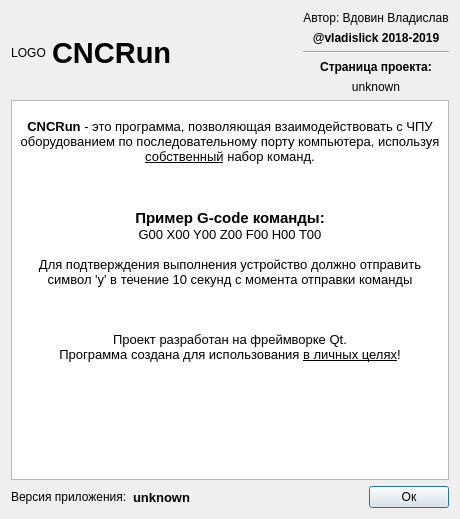
The window that ui/aboutapp.ui (vladislick/CNCRun) describes before a commit, drawn with Qt 5.
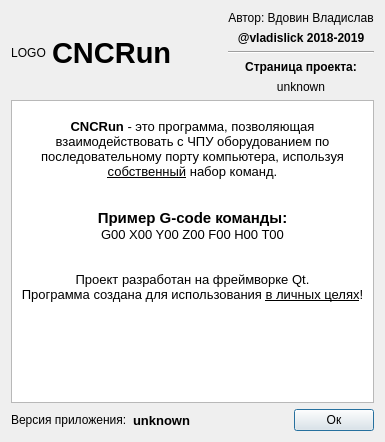
The same window after the commit.

Patch:
```diff
--- a/ui/aboutapp.ui
+++ b/ui/aboutapp.ui
@@ -6,8 +6,8 @@
    <rect>
     <x>0</x>
     <y>0</y>
-    <width>460</width>
-    <height>519</height>
+    <width>385</width>
+    <height>442</height>
    </rect>
   </property>
   <property name="windowTitle">
@@ -147,13 +147,9 @@
 &lt;p align=&quot;center&quot; style=&quot; margin-top:0px; margin-bottom:0px; margin-left:0px; margin-right:0px; -qt-block-indent:0; text-indent:0px;&quot;&gt;&lt;span style=&quot; font-size:10pt; font-weight:600;&quot;&gt;CNCRun&lt;/span&gt;&lt;span style=&quot; font-size:10pt;&quot;&gt; - это программа, позволяющая взаимодействовать с ЧПУ оборудованием по последовательному порту компьютера, используя &lt;/span&gt;&lt;span style=&quot; font-size:10pt; text-decoration: underline;&quot;&gt;собственный&lt;/span&gt;&lt;span style=&quot; font-size:10pt;&quot;&gt; набор команд.&lt;/span&gt;&lt;/p&gt;
 &lt;p align=&quot;center&quot; style=&quot;-qt-paragraph-type:empty; margin-top:0px; margin-bottom:0px; margin-left:0px; margin-right:0px; -qt-block-indent:0; text-indent:0px; font-size:10pt;&quot;&gt;&lt;br /&gt;&lt;/p&gt;
 &lt;p align=&quot;center&quot; style=&quot;-qt-paragraph-type:empty; margin-top:0px; margin-bottom:0px; margin-left:0px; margin-right:0px; -qt-block-indent:0; text-indent:0px; font-size:10pt;&quot;&gt;&lt;br /&gt;&lt;/p&gt;
-&lt;p align=&quot;center&quot; style=&quot;-qt-paragraph-type:empty; margin-top:0px; margin-bottom:0px; margin-left:0px; margin-right:0px; -qt-block-indent:0; text-indent:0px; font-size:10pt;&quot;&gt;&lt;br /&gt;&lt;/p&gt;
 &lt;p align=&quot;center&quot; style=&quot; margin-top:0px; margin-bottom:0px; margin-left:0px; margin-right:0px; -qt-block-indent:0; text-indent:0px;&quot;&gt;&lt;span style=&quot; font-size:11pt; font-weight:600;&quot;&gt;Пример G-code команды:&lt;/span&gt;&lt;/p&gt;
 &lt;p align=&quot;center&quot; style=&quot; margin-top:0px; margin-bottom:0px; margin-left:0px; margin-right:0px; -qt-block-indent:0; text-indent:0px;&quot;&gt;&lt;span style=&quot; font-size:10pt;&quot;&gt;G00 X00 Y00 Z00 F00 H00 T00&lt;/span&gt;&lt;/p&gt;
 &lt;p align=&quot;center&quot; style=&quot;-qt-paragraph-type:empty; margin-top:0px; margin-bottom:0px; margin-left:0px; margin-right:0px; -qt-block-indent:0; text-indent:0px; font-size:10pt;&quot;&gt;&lt;br /&gt;&lt;/p&gt;
-&lt;p align=&quot;center&quot; style=&quot; margin-top:0px; margin-bottom:0px; margin-left:0px; margin-right:0px; -qt-block-indent:0; text-indent:0px;&quot;&gt;&lt;span style=&quot; font-size:10pt;&quot;&gt;Для подтверждения выполнения устройство должно отправить символ 'y' в течение 10 секунд с момента отправки команды&lt;/span&gt;&lt;/p&gt;
-&lt;p align=&quot;center&quot; style=&quot;-qt-paragraph-type:empty; margin-top:0px; margin-bottom:0px; margin-left:0px; margin-right:0px; -qt-block-indent:0; text-indent:0px; font-size:10pt;&quot;&gt;&lt;br /&gt;&lt;/p&gt;
-&lt;p align=&quot;center&quot; style=&quot;-qt-paragraph-type:empty; margin-top:0px; margin-bottom:0px; margin-left:0px; margin-right:0px; -qt-block-indent:0; text-indent:0px; font-size:10pt;&quot;&gt;&lt;br /&gt;&lt;/p&gt;
 &lt;p align=&quot;center&quot; style=&quot;-qt-paragraph-type:empty; margin-top:0px; margin-bottom:0px; margin-left:0px; margin-right:0px; -qt-block-indent:0; text-indent:0px; font-size:10pt;&quot;&gt;&lt;br /&gt;&lt;/p&gt;
 &lt;p align=&quot;center&quot; style=&quot; margin-top:0px; margin-bottom:0px; margin-left:0px; margin-right:0px; -qt-block-indent:0; text-indent:0px;&quot;&gt;&lt;span style=&quot; font-size:10pt;&quot;&gt;Проект разработан на фреймворке Qt.&lt;/span&gt;&lt;/p&gt;
 &lt;p align=&quot;center&quot; style=&quot; margin-top:0px; margin-bottom:0px; margin-left:0px; margin-right:0px; -qt-block-indent:0; text-indent:0px;&quot;&gt;&lt;span style=&quot; font-size:10pt;&quot;&gt;Программа создана для использования &lt;/span&gt;&lt;span style=&quot; font-size:10pt; text-decoration: underline;&quot;&gt;в личных целях&lt;/span&gt;&lt;span style=&quot; font-size:10pt;&quot;&gt;!&lt;/span&gt;&lt;/p&gt;
```
